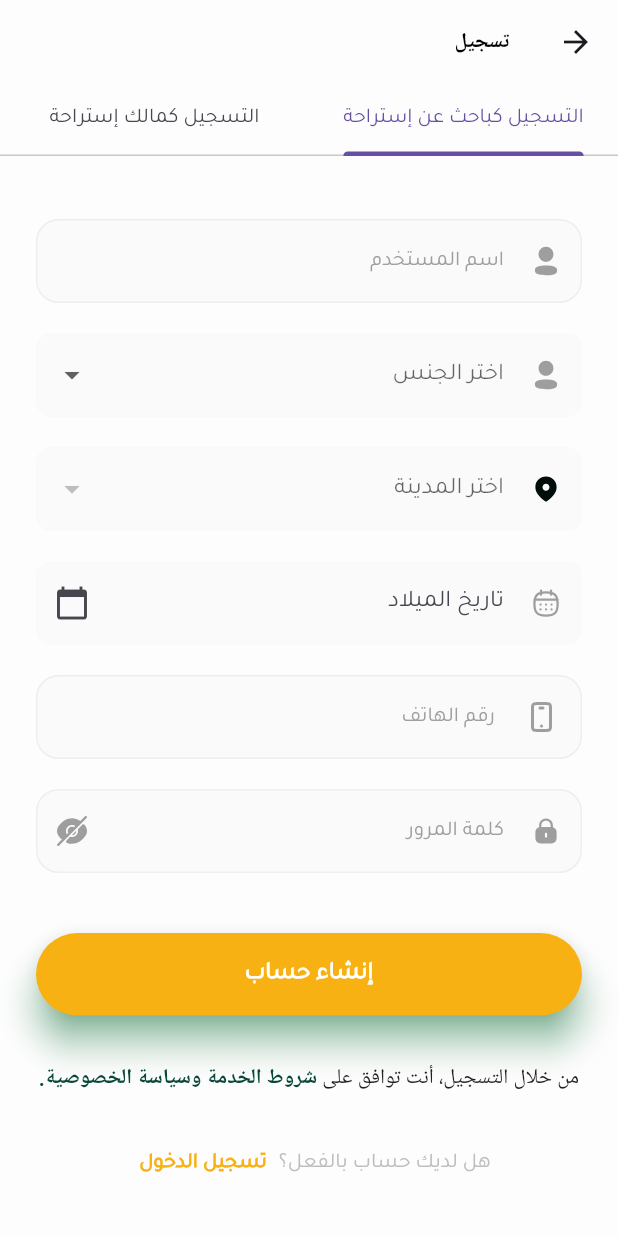
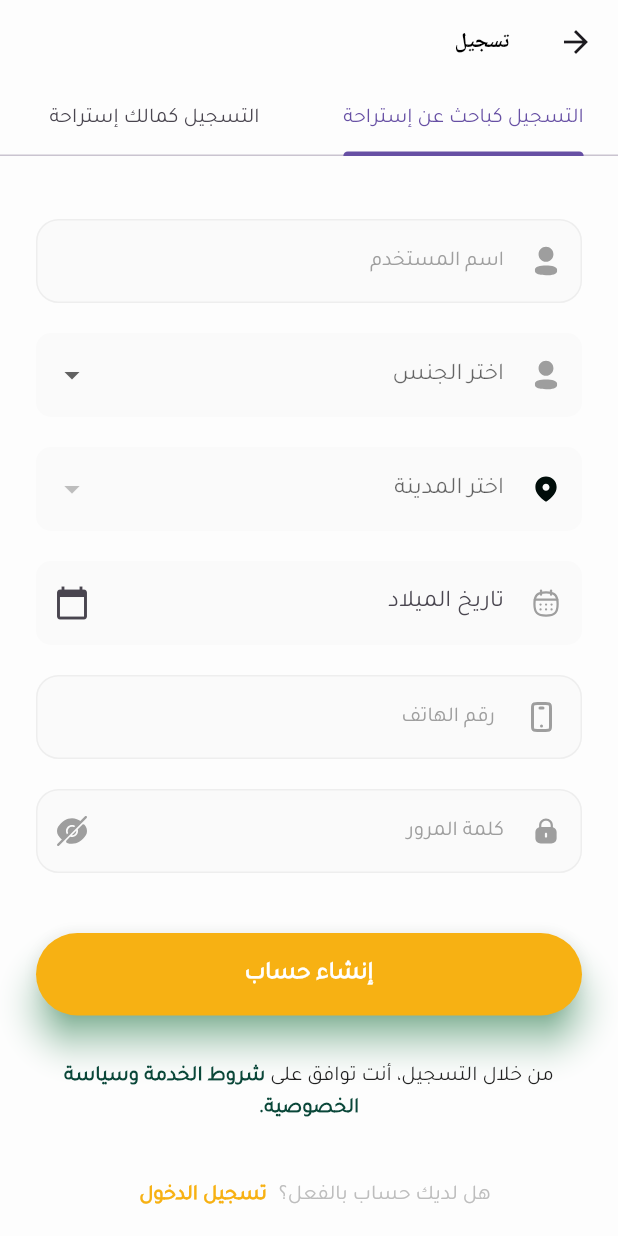
Before and after one commit to NourEldeenElazozy/NourEldeenElazozy-NourEldeenElazozy-hotel-booking-flutter, a Flutter app: the RegisterScreen screen opened by its route, tab 2 chosen, scrolled down 194 dp, on a phone screen of 412 x 824 dp. Run offline on Flutter 3.47's test engine with Material 3 defaults, Android fonts, the phone set to English and light mode, and no system bars; our stand-ins replace carousel_slider, dio, dots_indicator, firebase_core, firebase_messaging, firebase_remote_config and 19 more; accounts and stored records are empty; network calls fail; project files that could hold a hidden picture were left out.

Commit message:
fix register.dart

```diff
--- a/lib/presentation/screen/auth/Register/register.dart
+++ b/lib/presentation/screen/auth/Register/register.dart
@@ -283,15 +283,32 @@ class RegisterScreenState extends State<RegisterScreen> with SingleTickerProvide
                 children: [
                   TextSpan(
                     text: 'من خلال التسجيل، أنت توافق على ',
-                        style: TextStyle(color: controller.themeController.isDarkMode.value ? MyColors.white : MyColors.textBlackColor, fontWeight: FontWeight.w400, fontSize: 14),
+                    style: TextStyle(
+                      color: controller.themeController.isDarkMode.value
+                          ? MyColors.white
+                          : MyColors.textBlackColor,
+                      fontWeight: FontWeight.w400,
+                      fontFamily: "Tajawal",
+                      fontSize: 14,
                     ),
-                      const TextSpan(
+                  ),
+                  TextSpan(
                     text: 'شروط الخدمة وسياسة الخصوصية.',
-                        style: TextStyle(color: MyColors.successColor, fontWeight: FontWeight.w600, fontSize: 14, height: 1.5),
+                    style: const TextStyle(
+                      color: MyColors.successColor,
+                      fontWeight: FontWeight.w600,
+                      fontFamily: "Tajawal",
+                      fontSize: 14,
+                      height: 1.5,
+                    ),
+                    recognizer: TapGestureRecognizer()
+                      ..onTap = () {
+                        // انتقال باستخدام GetX
+                        Get.toNamed('/PrivacyPolicy');
+                      },
                   ),
                 ],
-                  ),
-                ),
+              ),),
                 const SizedBox(height: 30),
                 Row(
                   mainAxisAlignment: MainAxisAlignment.center,
```
Lines whose indentation alone changed are shown as unchanged.
